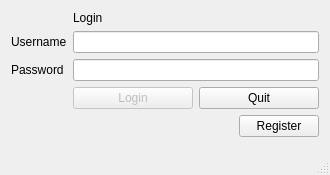
First picture: the form in ClientDownloadGuard/loginWindow.ui, repository Luminatione/ClientDownloadGuard, before the edit.
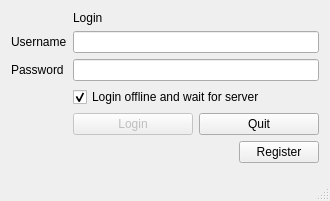
Second picture: the form after the edit.

Diff of the .ui file:
```diff
--- a/ClientDownloadGuard/loginWindow.ui
+++ b/ClientDownloadGuard/loginWindow.ui
@@ -7,7 +7,7 @@
     <x>0</x>
     <y>0</y>
     <width>330</width>
-    <height>175</height>
+    <height>201</height>
    </rect>
   </property>
   <property name="minimumSize">
@@ -19,7 +19,7 @@
   <property name="maximumSize">
    <size>
     <width>330</width>
-    <height>175</height>
+    <height>201</height>
    </size>
   </property>
   <property name="windowTitle">
@@ -68,7 +68,7 @@
       </property>
      </widget>
     </item>
-    <item row="3" column="1">
+    <item row="4" column="1">
      <layout class="QHBoxLayout" name="horizontalLayout">
       <item>
        <widget class="QPushButton" name="loginButton">
@@ -89,7 +89,7 @@
       </item>
      </layout>
     </item>
-    <item row="4" column="1">
+    <item row="5" column="1">
      <layout class="QHBoxLayout" name="horizontalLayout_2">
       <item>
        <spacer name="horizontalSpacer">
@@ -119,6 +119,16 @@
       </item>
      </layout>
     </item>
+    <item row="3" column="1">
+     <widget class="QCheckBox" name="waitForServer">
+      <property name="text">
+       <string>Login offline and wait for server</string>
+      </property>
+      <property name="checked">
+       <bool>true</bool>
+      </property>
+     </widget>
+    </item>
    </layout>
   </widget>
   <widget class="QStatusBar" name="statusBar"/>
```
